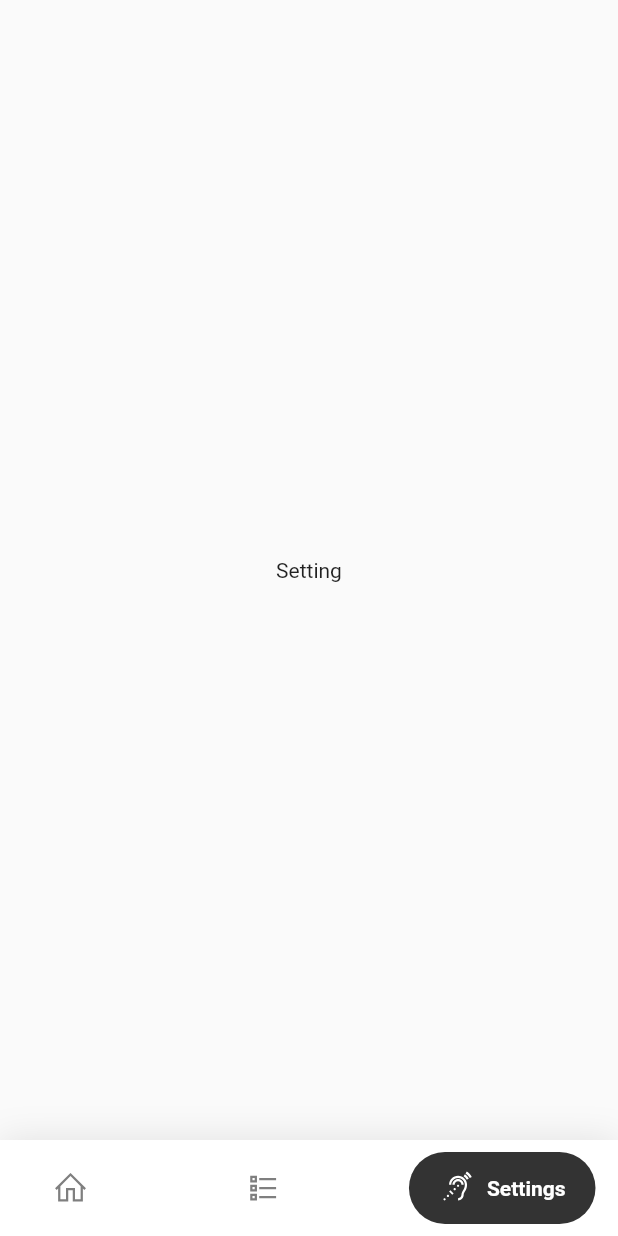
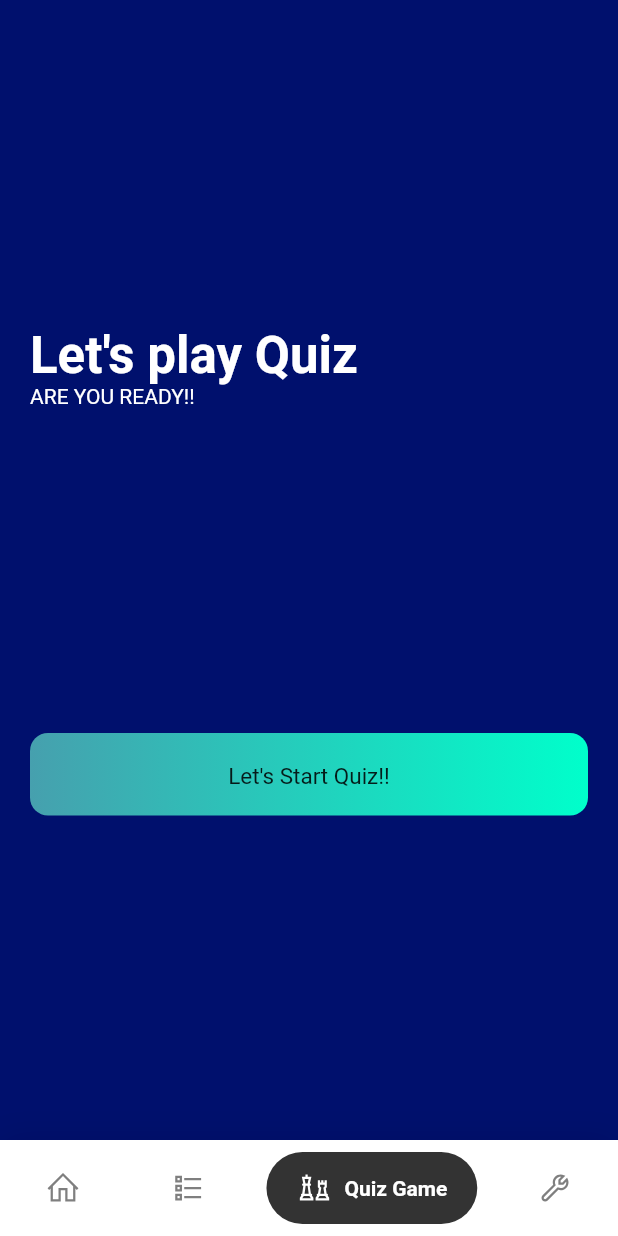
Before and after one commit to TakdanaiPKJ/Phitsanulok_Guide_App, a Flutter app: the screen it shows after launch, item 3 of the bottom bar chosen, on a phone screen of 412 x 824 dp. Run offline on Flutter 3.47's test engine with Material 2 defaults, Android fonts, the phone set to English and light mode, and no system bars; drawn by our look-alikes of google_nav_bar; our stand-ins replace flutter_map, latlong2, line_icons; missing offline and left inert: maps_launcher.

Commit message:
add game in nav bar

```diff
--- a/lib/homepage.dart
+++ b/lib/homepage.dart
@@ -1,6 +1,8 @@
 import 'package:flutter/material.dart';
 import 'package:google_nav_bar/google_nav_bar.dart';
 import 'package:line_icons/line_icons.dart';
+import 'package:test_app/screen/gamepage.dart';
+import 'package:test_app/screen/gamescreen/quizwelcome.dart';
 import 'package:test_app/screen/userhome.dart';
 import 'package:test_app/screen/userlist.dart';
 import 'package:test_app/screen/usersetting.dart';
@@ -16,6 +18,7 @@ int _currentIndex = 0;
 List<Widget> navpage = const [
   UserHome(),
   UserList(),
+  UserGame(),
   UserSetting(),
 ];
 
@@ -23,8 +26,9 @@ class _HomePageState extends State<HomePage> {
   @override
   Widget build(BuildContext context) {
     return Scaffold(
-        body: Center(
-          child: navpage[_currentIndex],
+        body: const Center(
+          child: //navpage[_currentIndex],
+              QuizWelcome(),
         ),
         bottomNavigationBar: Container(
           decoration: BoxDecoration(color: Colors.white, boxShadow: [
@@ -36,7 +40,7 @@ class _HomePageState extends State<HomePage> {
           child: SafeArea(
               child: Padding(
                   padding:
-                      const EdgeInsets.symmetric(horizontal: 15.0, vertical: 8),
+                      const EdgeInsets.symmetric(horizontal: 10.0, vertical: 8),
                   child: GNav(
                     rippleColor: Colors.grey[300]!,
                     hoverColor: Colors.grey[100]!,
@@ -58,7 +62,11 @@ class _HomePageState extends State<HomePage> {
                         text: 'List',
                       ),
                       GButton(
-                        icon: LineIcons.assistiveListeningSystems,
+                        icon: LineIcons.chess,
+                        text: 'Quiz Game',
+                      ),
+                      GButton(
+                        icon: LineIcons.wrench,
                         text: 'Settings',
                       ),
                     ],
--- /dev/null
+++ b/lib/screen/gamescreen/quizwelcome.dart
@@ -0,0 +1,61 @@
+import 'package:flutter/material.dart';
+
+class QuizWelcome extends StatelessWidget {
+  const QuizWelcome({Key? key}) : super(key: key);
+
+  @override
+  Widget build(BuildContext context) {
+    return Scaffold(
+      backgroundColor: const Color.fromARGB(255, 0, 16, 109),
+      body: Stack(
+        children: [
+          SafeArea(
+            child: Padding(
+              padding: const EdgeInsets.symmetric(horizontal: 20),
+              child: Column(
+                crossAxisAlignment: CrossAxisAlignment.start,
+                children: [
+                  const Spacer(),
+                  Text(
+                    "Let's play Quiz",
+                    style: Theme.of(context).textTheme.headline4!.copyWith(
+                        color: Colors.white, fontWeight: FontWeight.bold),
+                  ),
+                  const Text(
+                    "ARE YOU READY!!",
+                    style: TextStyle(
+                      color: Colors.white,
+                    ),
+                  ),
+                  const Spacer(),
+                  InkWell(
+                    onTap: () {
+                      debugPrint('asduh');
+                    },
+                    child: Container(
+                      height: 55,
+                      width: double.infinity,
+                      alignment: Alignment.center,
+                      padding: const EdgeInsets.all(20.0),
+                      decoration: BoxDecoration(
+                          gradient: const LinearGradient(
+                              colors: [Color(0xFF46A0AE), Color(0xFF00FFCB)],
+                              begin: Alignment.centerLeft,
+                              end: Alignment.centerRight),
+                          borderRadius: BorderRadius.circular(12)),
+                      child: const Text(
+                        "Let's Start Quiz!!",
+                        style: TextStyle(fontSize: 15),
+                      ),
+                    ),
+                  ),
+                  const Spacer(),
+                ],
+              ),
+            ),
+          ),
+        ],
+      ),
+    );
+  }
+}
```
Also changed, not shown: lib/model/quizlist.dart (added, +31 -0 lines), lib/screen/detailpage.dart (+9 -0 lines), lib/screen/gamepage.dart (added, +86 -0 lines), lib/screen/gamescreen/qquestionscreen.dart (added, +28 -0 lines), lib/screen/userhome.dart (+7 -5 lines), lib/screen/userlist.dart (+6 -3 lines).
